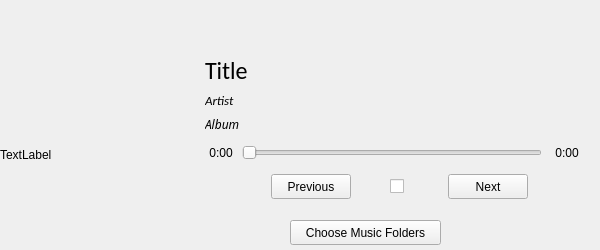
linkthai/Pauzer, file minipauzer.ui: the form before one commit.
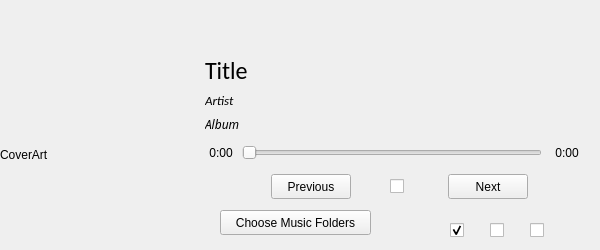
The form after the commit. Icons and pictures are not drawn. Custom widgets are drawn as their Qt base class.

Diff of the .ui file:
```diff
--- a/minipauzer.ui
+++ b/minipauzer.ui
@@ -16,8 +16,8 @@
   <widget class="QPushButton" name="btn_ChooseFolders">
    <property name="geometry">
     <rect>
-     <x>290</x>
-     <y>220</y>
+     <x>220</x>
+     <y>210</y>
      <width>151</width>
      <height>25</height>
     </rect>
@@ -147,7 +147,7 @@
     </rect>
    </property>
    <property name="text">
-    <string>TextLabel</string>
+    <string>CoverArt</string>
    </property>
   </widget>
   <widget class="QLabel" name="lbl_Artist">
@@ -241,6 +241,66 @@
     <enum>Qt::Horizontal</enum>
    </property>
   </widget>
+  <widget class="QCheckBox" name="btn_Shuffle">
+   <property name="geometry">
+    <rect>
+     <x>490</x>
+     <y>220</y>
+     <width>24</width>
+     <height>20</height>
+    </rect>
+   </property>
+   <property name="styleSheet">
+    <string notr="true">QCheckBox:enabled{
+ border-image: url(:/icons/play.svg) 4 4 4 4 stretch stretch;
+}</string>
+   </property>
+   <property name="text">
+    <string/>
+   </property>
+  </widget>
+  <widget class="QCheckBox" name="btn_Repeat">
+   <property name="geometry">
+    <rect>
+     <x>530</x>
+     <y>220</y>
+     <width>24</width>
+     <height>20</height>
+    </rect>
+   </property>
+   <property name="styleSheet">
+    <string notr="true">QCheckBox:enabled{
+ border-image: url(:/icons/play.svg) 4 4 4 4 stretch stretch;
+}</string>
+   </property>
+   <property name="text">
+    <string/>
+   </property>
+   <property name="tristate">
+    <bool>true</bool>
+   </property>
+  </widget>
+  <widget class="QCheckBox" name="btn_AutoDetector">
+   <property name="geometry">
+    <rect>
+     <x>450</x>
+     <y>220</y>
+     <width>24</width>
+     <height>20</height>
+    </rect>
+   </property>
+   <property name="styleSheet">
+    <string notr="true">QCheckBox:enabled{
+ border-image: url(:/icons/play.svg) 4 4 4 4 stretch stretch;
+}</string>
+   </property>
+   <property name="text">
+    <string/>
+   </property>
+   <property name="checked">
+    <bool>true</bool>
+   </property>
+  </widget>
  </widget>
  <layoutdefault spacing="6" margin="11"/>
  <customwidgets>
```
Left out of the diff: 2 changed lines with no effect on the pictures.
